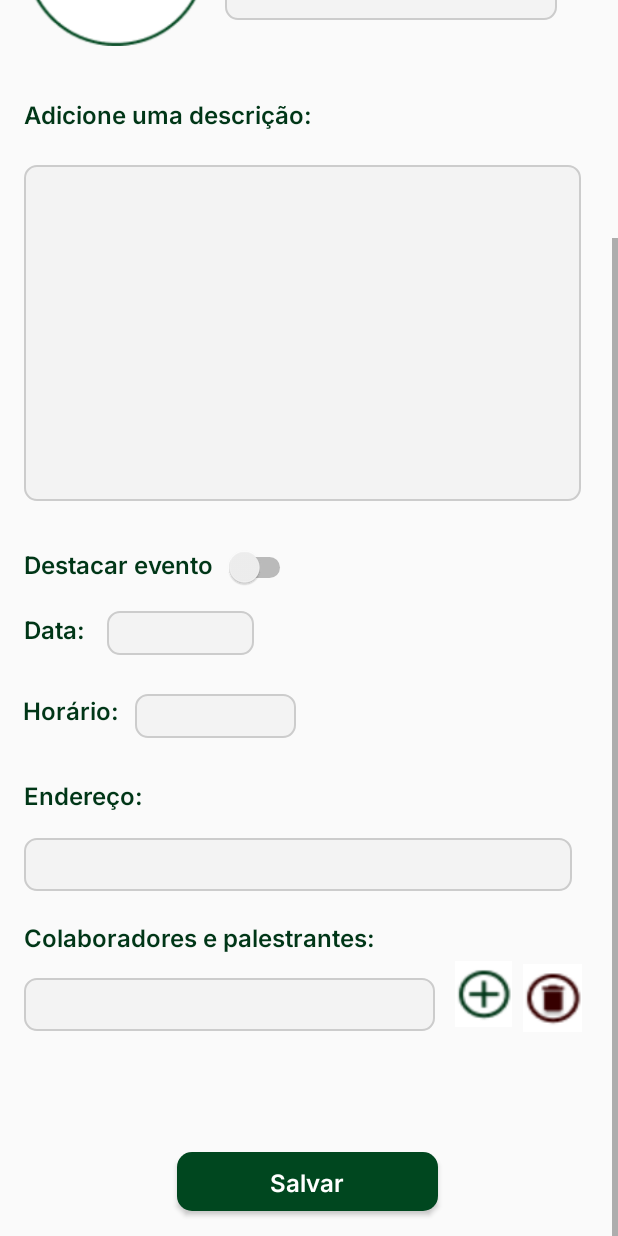
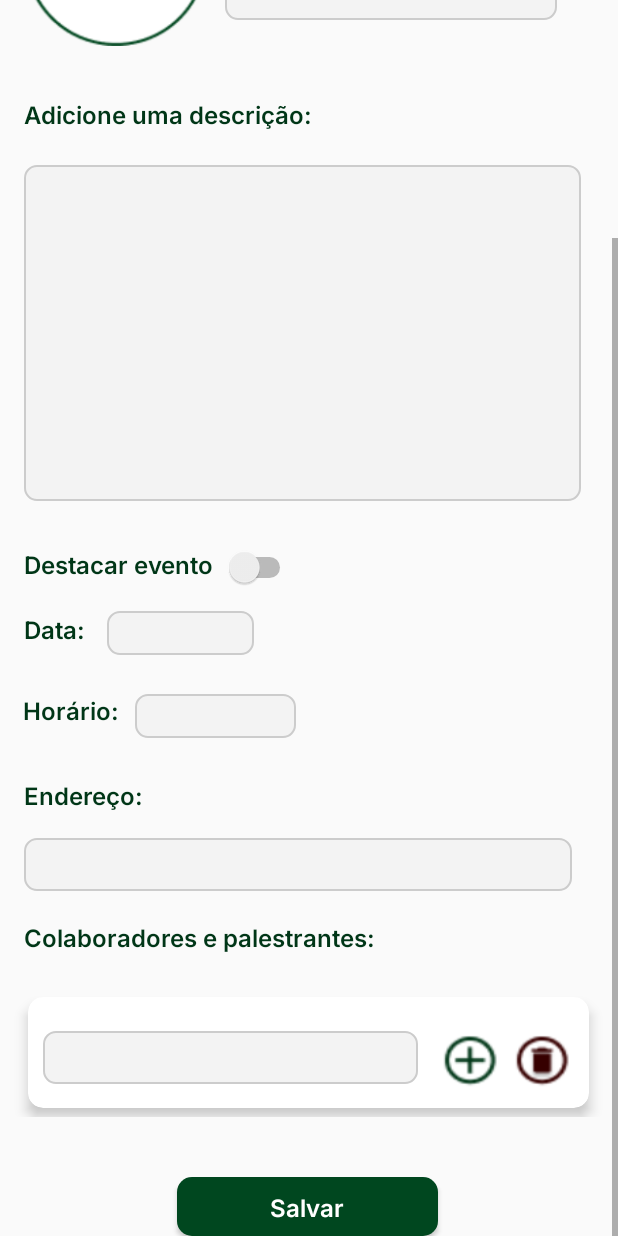
Before and after one commit to fernandafreittas/Hallel---Mobile, an Android app: the layout activity_create_event.xml on its own in the app's theme, with its tools: preview values and no code run, scrolled down 196 dp, on a phone screen of 412 x 824 dp. Run offline under Robolectric (Android 15) with nearby library versions, the phone set to English and light mode, and no system bars.

Commit message:
recyclerView criar evento

```diff
--- a/MyApplication/app/src/main/res/layout/activity_create_event.xml
+++ b/MyApplication/app/src/main/res/layout/activity_create_event.xml
@@ -229,40 +229,7 @@
                     app:layout_constraintTop_toBottomOf="@+id/editText3"
                     app:layout_constraintVertical_bias="0.093" />
 
-                <EditText
-                    android:id="@+id/editText4"
-                    android:layout_width="274dp"
-                    android:layout_height="35dp"
-                    android:background="@drawable/input_text"
-                    app:layout_constraintBottom_toBottomOf="parent"
-                    app:layout_constraintEnd_toEndOf="parent"
-                    app:layout_constraintHorizontal_bias="0.116"
-                    app:layout_constraintStart_toStartOf="parent"
-                    app:layout_constraintTop_toBottomOf="@+id/textView49"
-                    app:layout_constraintVertical_bias="0.108" />
 
-                <Button
-                    android:id="@+id/button7"
-                    android:layout_width="38dp"
-                    android:layout_height="44dp"
-                    android:background="@drawable/button_adicionar_name"
-                    app:layout_constraintBottom_toBottomOf="parent"
-                    app:layout_constraintEnd_toEndOf="parent"
-                    app:layout_constraintHorizontal_bias="0.156"
-                    app:layout_constraintStart_toEndOf="@+id/editText4"
-                    app:layout_constraintTop_toBottomOf="@+id/textView49"
-                    app:layout_constraintVertical_bias="0.036" />
-
-                <Button
-                    android:id="@+id/button8"
-                    android:layout_width="39dp"
-                    android:layout_height="45dp"
-                    android:layout_marginBottom="136dp"
-                    android:background="@drawable/button_delete"
-                    app:layout_constraintBottom_toBottomOf="parent"
-                    app:layout_constraintEnd_toEndOf="parent"
-                    app:layout_constraintHorizontal_bias="0.225"
-                    app:layout_constraintStart_toEndOf="@+id/button7" />
 
                 <Button
                     android:id="@+id/button9"
@@ -277,9 +244,18 @@
                     app:layout_constraintBottom_toBottomOf="parent"
                     app:layout_constraintEnd_toEndOf="parent"
                     app:layout_constraintHorizontal_bias="0.497"
+                    app:layout_constraintStart_toStartOf="parent" />
+
+                <androidx.recyclerview.widget.RecyclerView
+                    android:layout_width="394dp"
+                    android:layout_height="90dp"
+                    app:layout_constraintBottom_toTopOf="@+id/button9"
+                    app:layout_constraintEnd_toEndOf="parent"
+                    app:layout_constraintHorizontal_bias="0.47"
                     app:layout_constraintStart_toStartOf="parent"
-                    app:layout_constraintTop_toBottomOf="@+id/editText4"
-                    app:layout_constraintVertical_bias="0.829" />
+                    app:layout_constraintTop_toBottomOf="@+id/textView49"
+                    app:layout_constraintVertical_bias="0.321"
+                    tools:listitem="@layout/item_recycle" />
 
 
             </androidx.constraintlayout.widget.ConstraintLayout>
--- /dev/null
+++ b/MyApplication/app/src/main/res/layout/item_recycle.xml
@@ -0,0 +1,39 @@
+<?xml version="1.0" encoding="utf-8"?>
+<androidx.cardview.widget.CardView xmlns:android="http://schemas.android.com/apk/res/android"
+    android:layout_width="match_parent"
+    android:layout_height="wrap_content"
+    android:layout_margin="10dp"
+    xmlns:app="http://schemas.android.com/apk/res-auto"
+    app:cardCornerRadius="10dp"
+    app:cardElevation="5dp"
+    app:contentPadding="10dp">
+
+    <LinearLayout
+        android:layout_width="match_parent"
+        android:layout_height="wrap_content"
+        android:orientation="horizontal">
+
+        <EditText
+            android:layout_marginTop="10dp"
+            android:layout_width="250dp"
+            android:layout_height="35dp"
+            android:background="@drawable/input_text"/>
+
+        <Button
+            android:layout_marginStart="15dp"
+            android:layout_width="38dp"
+            android:layout_height="44dp"
+            android:layout_marginTop="10dp"
+            android:background="@drawable/button_adicionar_name"/>
+
+        <Button
+            android:layout_width="38dp"
+            android:layout_height="44dp"
+            android:layout_marginStart="10dp"
+            android:layout_marginTop="10dp"
+            android:background="@drawable/button_delete"/>
+
+    </LinearLayout>
+
+
+</androidx.cardview.widget.CardView>
```
